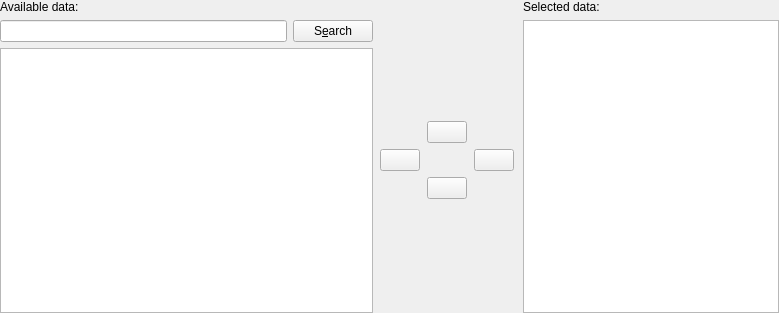
Qt form src/libkstapp/datawizardpagevectors.ui (Kst-plot/kst) before a commit.
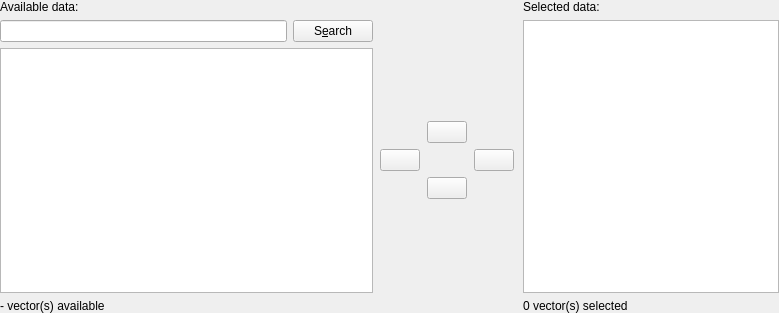
The same form after that commit.

Commit message: Improve visual feedback in the vector selection page of the datawizard: - Show number of vectors available - Show number of selected vectors - should make it easier to hit a "regular" number (which fits on a rectangular grid)

```diff
--- a/src/libkstapp/datawizardpagevectors.ui
+++ b/src/libkstapp/datawizardpagevectors.ui
@@ -151,6 +151,13 @@
        </property>
       </widget>
      </item>
+     <item row="2" column="0">
+      <widget class="QLabel" name="_selectedLabel">
+       <property name="text">
+        <string>0 vector(s) selected</string>
+       </property>
+      </widget>
+     </item>
     </layout>
    </item>
    <item row="0" column="0" rowspan="3">
@@ -207,6 +214,13 @@
        </property>
       </widget>
      </item>
+     <item row="3" column="0">
+      <widget class="QLabel" name="_availableLabel">
+       <property name="text">
+        <string>- vector(s) available</string>
+       </property>
+      </widget>
+     </item>
     </layout>
    </item>
   </layout>
```
Left out of the diff: 24 changed lines with no effect on the pictures. The commit also changes 1 other file.
